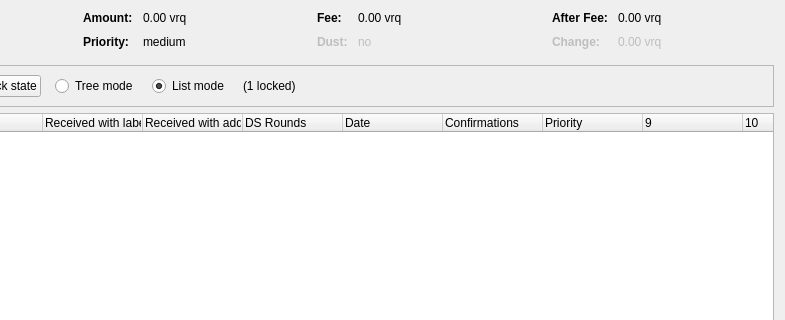
This is src/qt/forms/coincontroldialog.ui in PayQ/mrq as Qt 5 draws it before an edit; both pictures show x 169 to 954 and y 0 to 320 of the 954 by 500 pixel window. The edited form follows.
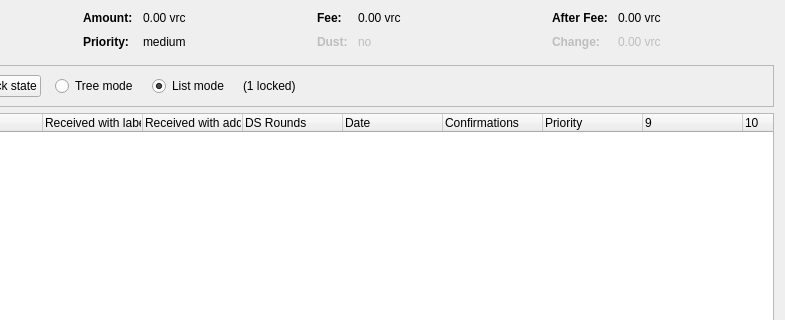
This is the edited form. Custom widgets are drawn as their Qt base class.

The edit to the form file:
```diff
--- a/src/qt/forms/coincontroldialog.ui
+++ b/src/qt/forms/coincontroldialog.ui
@@ -132,7 +132,7 @@
           <enum>Qt::ActionsContextMenu</enum>
          </property>
          <property name="text">
-          <string notr="true">0.00 vrq</string>
+          <string notr="true">0.00 vrc</string>
          </property>
          <property name="textInteractionFlags">
           <set>Qt::LinksAccessibleByMouse|Qt::TextSelectableByKeyboard|Qt::TextSelectableByMouse</set>
@@ -206,7 +206,7 @@
           <enum>Qt::ActionsContextMenu</enum>
          </property>
          <property name="text">
-          <string notr="true">0.00 vrq</string>
+          <string notr="true">0.00 vrc</string>
          </property>
          <property name="textInteractionFlags">
           <set>Qt::LinksAccessibleByMouse|Qt::TextSelectableByKeyboard|Qt::TextSelectableByMouse</set>
@@ -286,7 +286,7 @@
           <enum>Qt::ActionsContextMenu</enum>
          </property>
          <property name="text">
-          <string notr="true">0.00 vrq</string>
+          <string notr="true">0.00 vrc</string>
          </property>
          <property name="textInteractionFlags">
           <set>Qt::LinksAccessibleByMouse|Qt::TextSelectableByKeyboard|Qt::TextSelectableByMouse</set>
@@ -321,7 +321,7 @@
           <enum>Qt::ActionsContextMenu</enum>
          </property>
          <property name="text">
-          <string notr="true">0.00 vrq</string>
+          <string notr="true">0.00 vrc</string>
          </property>
          <property name="textInteractionFlags">
           <set>Qt::LinksAccessibleByMouse|Qt::TextSelectableByKeyboard|Qt::TextSelectableByMouse</set>
```
